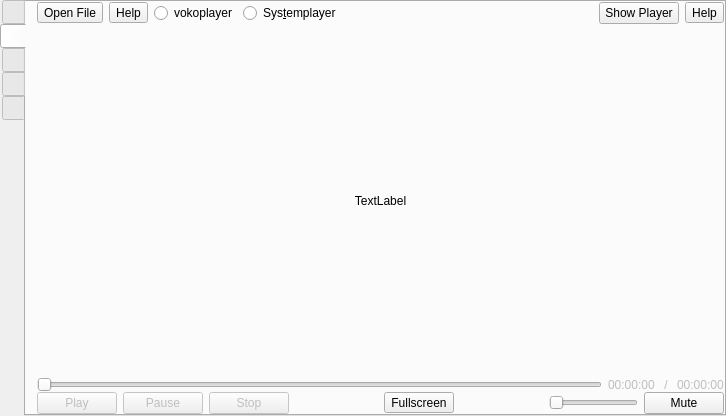
vkohaupt/vokoscreenNG, file src/formMainWindow.ui: the form before one commit.
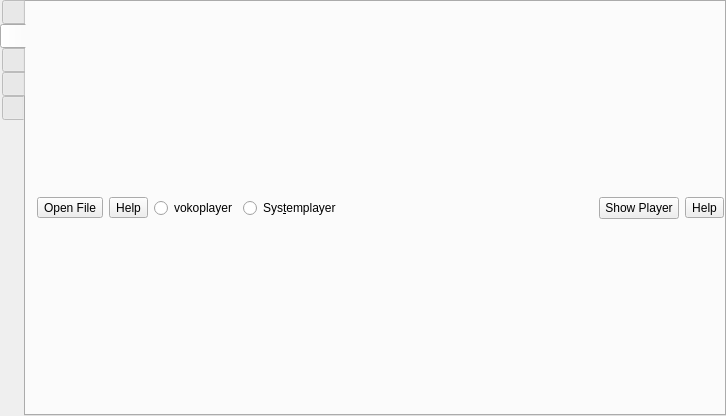
The form after the commit. Icons and pictures are not drawn.

```diff
--- a/src/formMainWindow.ui
+++ b/src/formMainWindow.ui
@@ -1885,7 +1885,7 @@
        <attribute name="toolTip">
         <string>Player</string>
        </attribute>
-       <layout class="QVBoxLayout" name="verticalLayoutTabSidebarPlayer" stretch="0,1,0">
+       <layout class="QVBoxLayout" name="verticalLayoutTabSidebarPlayer" stretch="0">
         <property name="spacing">
          <number>9</number>
         </property>
@@ -1974,174 +1974,6 @@
           </layout>
          </widget>
         </item>
-        <item>
-         <widget class="QLabel" name="labelPlayer">
-          <property name="sizePolicy">
-           <sizepolicy hsizetype="Ignored" vsizetype="Ignored">
-            <horstretch>0</horstretch>
-            <verstretch>0</verstretch>
-           </sizepolicy>
-          </property>
-          <property name="text">
-           <string notr="true">TextLabel</string>
-          </property>
-          <property name="alignment">
-           <set>Qt::AlignCenter</set>
-          </property>
-         </widget>
-        </item>
-        <item>
-         <widget class="QWidget" name="widgetMenueBar" native="true">
-          <property name="sizePolicy">
-           <sizepolicy hsizetype="Preferred" vsizetype="Preferred">
-            <horstretch>0</horstretch>
-            <verstretch>0</verstretch>
-           </sizepolicy>
-          </property>
-          <layout class="QVBoxLayout" name="verticalLayout_30">
-           <property name="spacing">
-            <number>0</number>
-           </property>
-           <property name="leftMargin">
-            <number>0</number>
-           </property>
-           <property name="topMargin">
-            <number>0</number>
-           </property>
-           <property name="rightMargin">
-            <number>0</number>
-           </property>
-           <property name="bottomMargin">
-            <number>0</number>
-           </property>
-           <item>
-            <layout class="QHBoxLayout" name="horizontalLayout_42">
-             <item>
-              <widget class="QSlider" name="sliderVideo">
-               <property name="enabled">
-                <bool>false</bool>
-               </property>
-               <property name="orientation">
-                <enum>Qt::Horizontal</enum>
-               </property>
-              </widget>
-             </item>
-             <item>
-              <widget class="QLabel" name="labelDuration">
-               <property name="enabled">
-                <bool>false</bool>
-               </property>
-               <property name="text">
-                <string notr="true">00:00:00</string>
-               </property>
-              </widget>
-             </item>
-             <item>
-              <widget class="QLabel" name="labelSeparator">
-               <property name="enabled">
-                <bool>false</bool>
-               </property>
-               <property name="text">
-                <string notr="true"> / </string>
-               </property>
-              </widget>
-             </item>
-             <item>
-              <widget class="QLabel" name="labelVideoLenght">
-               <property name="enabled">
-                <bool>false</bool>
-               </property>
-               <property name="text">
-                <string notr="true">00:00:00</string>
-               </property>
-              </widget>
-             </item>
-            </layout>
-           </item>
-           <item>
-            <layout class="QHBoxLayout" name="horizontalLayout_7">
-             <item>
-              <widget class="QPushButton" name="pushButtonPlay_2">
-               <property name="enabled">
-                <bool>false</bool>
-               </property>
-               <property name="text">
-                <string>Play</string>
-               </property>
-              </widget>
-             </item>
-             <item>
-              <widget class="QPushButton" name="pushButtonPause_2">
-               <property name="enabled">
-                <bool>false</bool>
-               </property>
-               <property name="text">
-                <string>Pause</string>
-               </property>
-              </widget>
-             </item>
-             <item>
-              <widget class="QPushButton" name="pushButtonStop_2">
-               <property name="enabled">
-                <bool>false</bool>
-               </property>
-               <property name="text">
-                <string>Stop</string>
-               </property>
-              </widget>
-             </item>
-             <item>
-              <spacer name="horizontalSpacer_3">
-               <property name="orientation">
-                <enum>Qt::Horizontal</enum>
-               </property>
-               <property name="sizeHint" stdset="0">
-                <size>
-                 <width>40</width>
-                 <height>20</height>
-                </size>
-               </property>
-              </spacer>
-             </item>
-             <item>
-              <widget class="QToolButton" name="toolButtonFullscreen">
-               <property name="text">
-                <string notr="true">Fullscreen</string>
-               </property>
-              </widget>
-             </item>
-             <item>
-              <spacer name="horizontalSpacer_24">
-               <property name="orientation">
-                <enum>Qt::Horizontal</enum>
-               </property>
-               <property name="sizeHint" stdset="0">
-                <size>
-                 <width>40</width>
-                 <height>20</height>
-                </size>
-               </property>
-              </spacer>
-             </item>
-             <item>
-              <widget class="QSlider" name="sliderVolume">
-               <property name="orientation">
-                <enum>Qt::Horizontal</enum>
-               </property>
-              </widget>
-             </item>
-             <item>
-              <widget class="QPushButton" name="pushButtonMute">
-               <property name="text">
-                <string>Mute</string>
-               </property>
-              </widget>
-             </item>
-            </layout>
-           </item>
-          </layout>
-         </widget>
-        </item>
        </layout>
       </widget>
       <widget class="QWidget" name="tabSidebarScreenshot">
```
